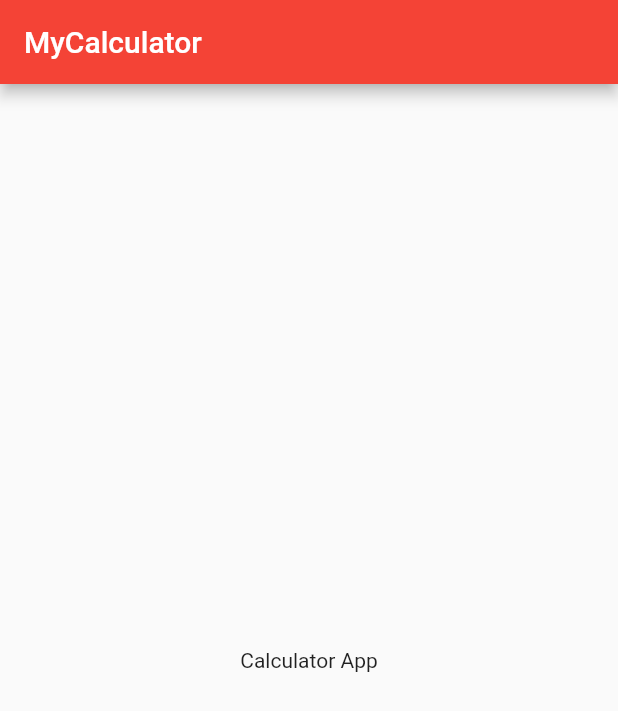
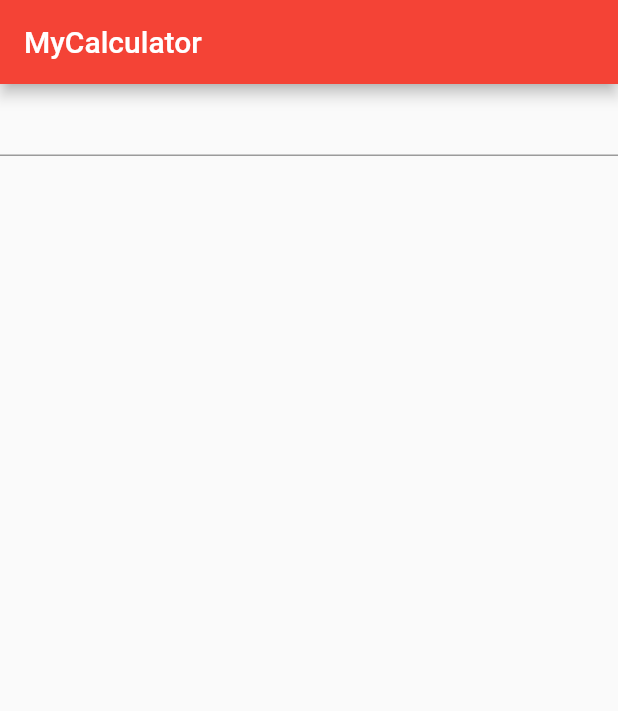
Before and after one commit to ebinsanty/flutter_app3, a Flutter app: the screen it shows after launch, on a phone screen of 412 x 824 dp. Shown: the top 711 px of the screen. Run offline on Flutter 3.47's test engine with Material 2 defaults, Android fonts, the phone set to English and light mode, and no system bars.

Commit message:
Update home_page.dart

```diff
--- a/lib/home_page.dart
+++ b/lib/home_page.dart
@@ -13,8 +13,12 @@ class HomePageState extends State<HomePage>{
         title: new Text("MyCalculator"),
       ),
       body: new Container(
-        child: new Center(
-          child: new Text("Calculator App"),
+        child: new Column(
+          children: <Widget>[
+            new TextField(
+              keyboardType: TextInputType.number,
+            )
+          ],
         ),
       ),
 
```
